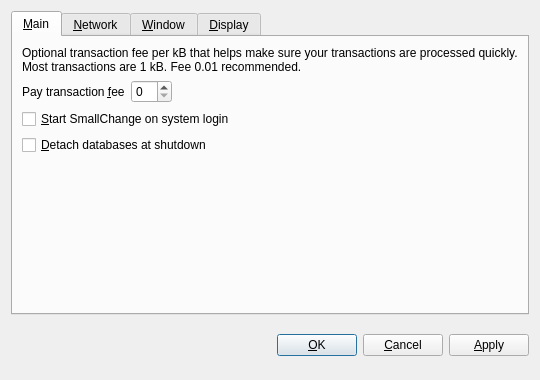
Old version of the form src/qt/forms/optionsdialog.ui in the repository raipat/hucoin.
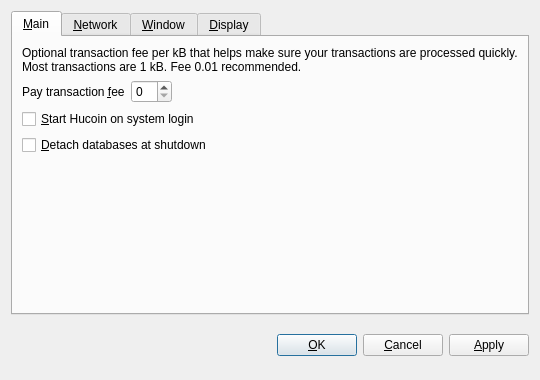
New version of the form. The open tabs and pages were chosen to show the change. Custom widgets are drawn as their Qt base class.

What changed in the file:
```diff
--- a/src/qt/forms/optionsdialog.ui
+++ b/src/qt/forms/optionsdialog.ui
@@ -82,7 +82,7 @@
           <string>Automatically start SmallChange after logging in to the system.</string>
          </property>
          <property name="text">
-          <string>&amp;Start SmallChange on system login</string>
+          <string>&amp;Start Hucoin on system login</string>
          </property>
         </widget>
        </item>
```
Left out of the diff: 10 changed lines with no effect on the pictures.
